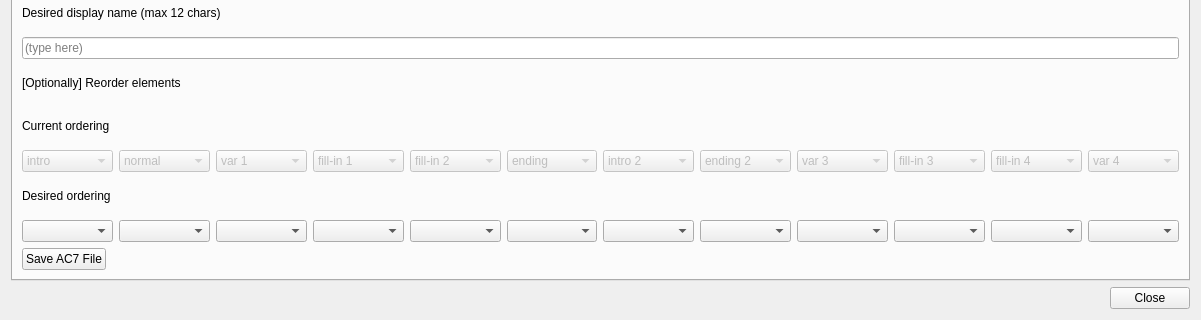
Qt form ac7renamer/ac7renamerdlg.ui (shimpe/ac7renamer) before a commit; both pictures show x 0 to 1201 and y 254 to 574 of the 1201 by 574 pixel window.
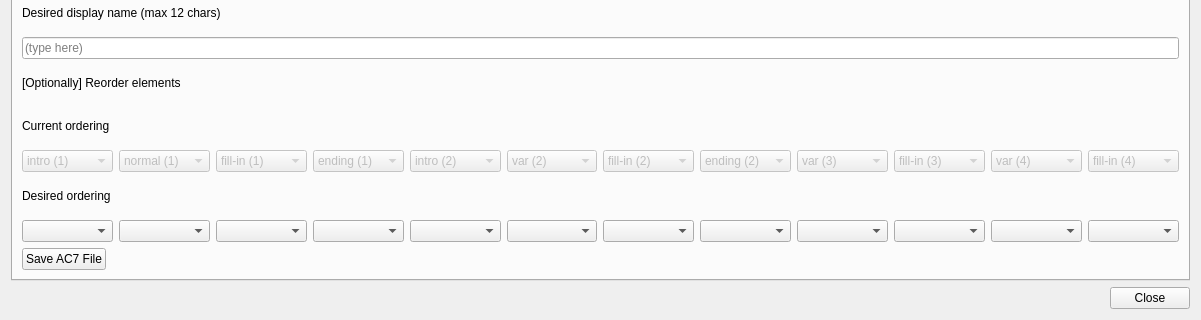
The same form after that commit.

Commit message: ui improvement: reorder the ui elements

What changed in the file:
```diff
--- a/ac7renamer/ac7renamerdlg.ui
+++ b/ac7renamer/ac7renamerdlg.ui
@@ -195,7 +195,7 @@
              </property>
              <item>
               <property name="text">
-               <string>intro</string>
+               <string>intro (1)</string>
               </property>
              </item>
             </widget>
@@ -207,19 +207,7 @@
              </property>
              <item>
               <property name="text">
-               <string>normal</string>
-              </property>
-             </item>
-            </widget>
-           </item>
-           <item>
-            <widget class="QComboBox" name="curEl3">
-             <property name="enabled">
-              <bool>false</bool>
-             </property>
-             <item>
-              <property name="text">
-               <string>var 1</string>
+               <string>normal (1)</string>
               </property>
              </item>
             </widget>
@@ -231,19 +219,7 @@
              </property>
              <item>
               <property name="text">
-               <string>fill-in 1</string>
-              </property>
-             </item>
-            </widget>
-           </item>
-           <item>
-            <widget class="QComboBox" name="curEl5">
-             <property name="enabled">
-              <bool>false</bool>
-             </property>
-             <item>
-              <property name="text">
-               <string>fill-in 2</string>
+               <string>fill-in (1)</string>
               </property>
              </item>
             </widget>
@@ -255,7 +231,7 @@
              </property>
              <item>
               <property name="text">
-               <string>ending</string>
+               <string>ending (1)</string>
               </property>
              </item>
             </widget>
@@ -267,7 +243,31 @@
              </property>
              <item>
               <property name="text">
-               <string>intro 2</string>
+               <string>intro (2)</string>
+              </property>
+             </item>
+            </widget>
+           </item>
+           <item>
+            <widget class="QComboBox" name="curEl3">
+             <property name="enabled">
+              <bool>false</bool>
+             </property>
+             <item>
+              <property name="text">
+               <string>var (2)</string>
+              </property>
+             </item>
+            </widget>
+           </item>
+           <item>
+            <widget class="QComboBox" name="curEl5">
+             <property name="enabled">
+              <bool>false</bool>
+             </property>
+             <item>
+              <property name="text">
+               <string>fill-in (2)</string>
               </property>
              </item>
             </widget>
@@ -279,7 +279,7 @@
              </property>
              <item>
               <property name="text">
-               <string>ending 2</string>
+               <string>ending (2)</string>
               </property>
              </item>
             </widget>
@@ -291,7 +291,7 @@
              </property>
              <item>
               <property name="text">
-               <string>var 3</string>
+               <string>var (3)</string>
               </property>
              </item>
             </widget>
@@ -303,19 +303,7 @@
              </property>
              <item>
               <property name="text">
-               <string>fill-in 3</string>
-              </property>
-             </item>
-            </widget>
-           </item>
-           <item>
-            <widget class="QComboBox" name="curEl11">
-             <property name="enabled">
-              <bool>false</bool>
-             </property>
-             <item>
-              <property name="text">
-               <string>fill-in 4</string>
+               <string>fill-in (3)</string>
               </property>
              </item>
             </widget>
@@ -327,7 +315,19 @@
              </property>
              <item>
               <property name="text">
-               <string>var 4</string>
+               <string>var (4)</string>
+              </property>
+             </item>
+            </widget>
+           </item>
+           <item>
+            <widget class="QComboBox" name="curEl11">
+             <property name="enabled">
+              <bool>false</bool>
+             </property>
+             <item>
+              <property name="text">
+               <string>fill-in (4)</string>
               </property>
              </item>
             </widget>
@@ -349,21 +349,21 @@
            <item>
             <widget class="QComboBox" name="desEl2"/>
            </item>
-           <item>
-            <widget class="QComboBox" name="desEl3"/>
-           </item>
            <item>
             <widget class="QComboBox" name="desEl4"/>
            </item>
-           <item>
-            <widget class="QComboBox" name="desEl5"/>
-           </item>
            <item>
             <widget class="QComboBox" name="desEl6"/>
            </item>
            <item>
             <widget class="QComboBox" name="desEl7"/>
            </item>
+           <item>
+            <widget class="QComboBox" name="desEl3"/>
+           </item>
+           <item>
+            <widget class="QComboBox" name="desEl5"/>
+           </item>
            <item>
             <widget class="QComboBox" name="desEl8"/>
            </item>
@@ -373,12 +373,12 @@
            <item>
             <widget class="QComboBox" name="desEl10"/>
            </item>
-           <item>
-            <widget class="QComboBox" name="desEl11"/>
-           </item>
            <item>
             <widget class="QComboBox" name="desEl12"/>
            </item>
+           <item>
+            <widget class="QComboBox" name="desEl11"/>
+           </item>
           </layout>
          </item>
          <item>
```
Left out of the diff: 8 changed lines with no effect on the pictures. The commit also changes 2 other files.
